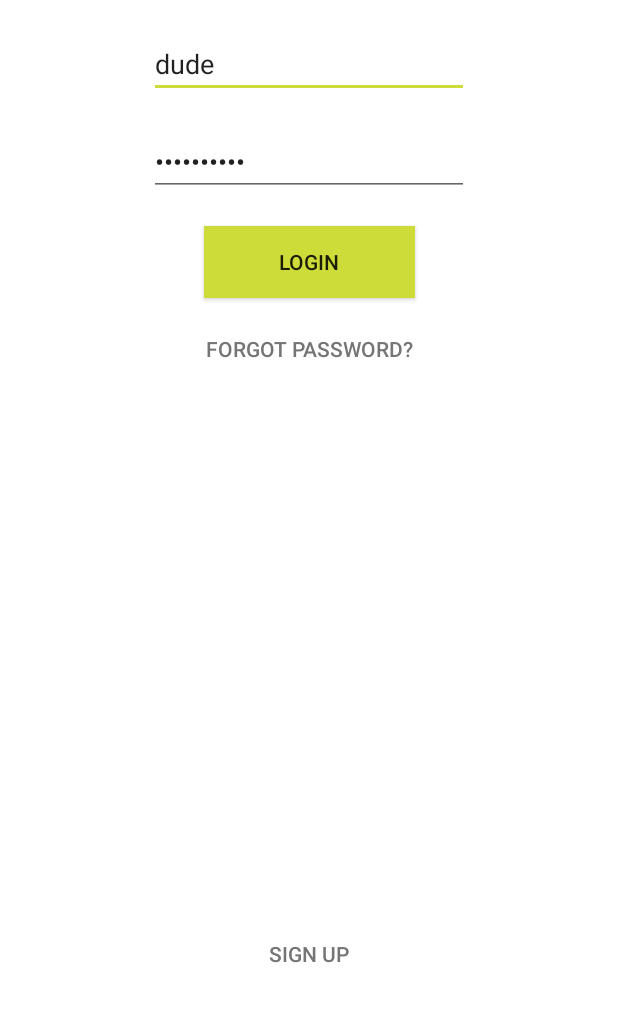
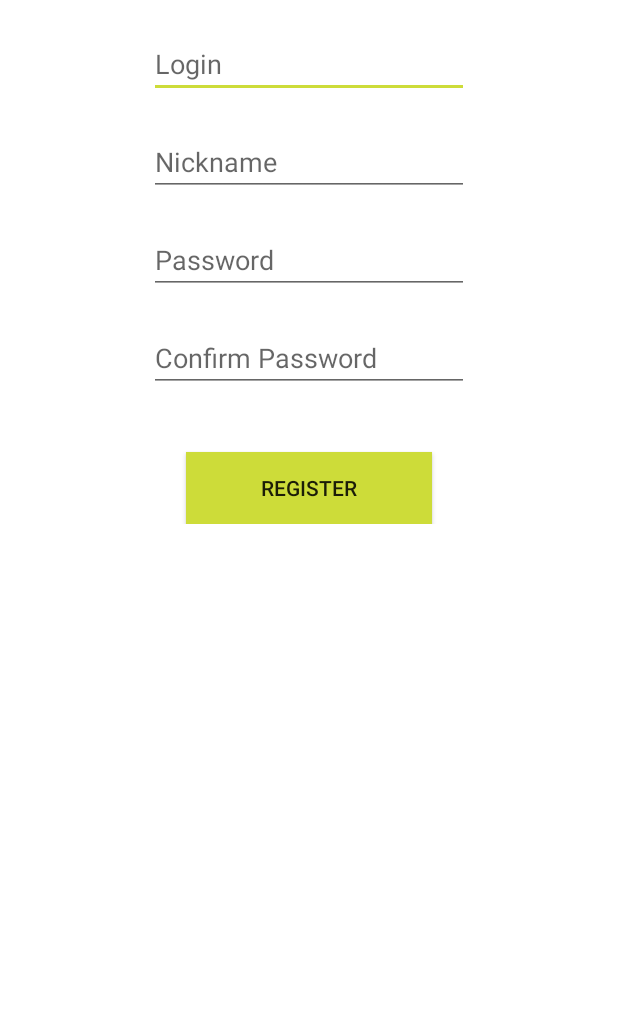
Before and after one commit to krzysztofkub/duder-android-app, an Android app: the screen it shows after launch (LoginActivity before the commit, RegistrationActivity after it), after a tap on "SIGN UP", on a phone screen of 412 x 824 dp, the part 213-1235 px from its top. Run offline under Robolectric (Android 15) with nearby library versions, the phone set to English and light mode, and no system bars; our stand-ins replace RxJava.

Commit message:
added registration activity

```diff
--- a/app/src/main/AndroidManifest.xml
+++ b/app/src/main/AndroidManifest.xml
@@ -17,6 +17,11 @@
             </intent-filter>
         </activity>
         <activity android:name="org.duder.activities.LoginActivity" />
+        <activity android:name="org.duder.activities.RegistrationActivity">
+            <meta-data
+                android:name="android.support.PARENT_ACTIVITY"
+                android:value="org.duder.activities.LoginActivity" />
+        </activity>
         <activity
             android:name="org.duder.activities.ChatActivity"
             android:windowSoftInputMode="adjustPan" />
--- a/app/src/main/java/org/duder/activities/ChatActivity.java
+++ b/app/src/main/java/org/duder/activities/ChatActivity.java
@@ -28,7 +28,7 @@ import io.reactivex.functions.Consumer;
 import io.reactivex.schedulers.Schedulers;
 import okhttp3.OkHttpClient;
 
-//https://android.jlelse.eu/rest-api-on-android-made-simple-or-how-i-learned-to-stop-worrying-and-love-the-rxjava-b3c2c949cad4
+
 public class ChatActivity extends AppCompatActivity {
     private String login;
 
--- a/app/src/main/java/org/duder/activities/LoginActivity.java
+++ b/app/src/main/java/org/duder/activities/LoginActivity.java
@@ -57,14 +57,21 @@ public class LoginActivity extends AppCompatActivity {
 
         this.initializeFromR();
 
-        txtLogin.setText("dude");
-        txtPassword.setText("duderowsky");
+        String login = this.getIntent().getStringExtra("login");
+        if (login != null) {
+            txtLogin.setText(login);
+        } else {
+            txtLogin.setText("dude");
+            txtPassword.setText("duderowsky");
+        }
+
         btnLogin.setOnClickListener(this::onLoginClicked);
         btnSignUp.setOnClickListener(this::onSignUpClicked);
     }
 
     private void onSignUpClicked(View view) {
-
+        final Intent registrationIntent = new Intent(this, RegistrationActivity.class);
+        startActivity(registrationIntent);
     }
 
     @Override
--- /dev/null
+++ b/app/src/main/java/org/duder/activities/RegistrationActivity.java
@@ -0,0 +1,115 @@
+package org.duder.activities;
+
+import android.content.Intent;
+import android.os.Bundle;
+import android.support.v7.app.AppCompatActivity;
+import android.util.Log;
+import android.view.View;
+import android.widget.Button;
+import android.widget.EditText;
+import android.widget.Toast;
+
+import org.duder.R;
+import org.duder.api.ApiClient;
+import org.duder.model.Code;
+import org.duder.model.User;
+
+import io.reactivex.android.schedulers.AndroidSchedulers;
+import io.reactivex.disposables.Disposable;
+import io.reactivex.schedulers.Schedulers;
+import okhttp3.ResponseBody;
+
+public class RegistrationActivity extends AppCompatActivity {
+
+    private final static String TAG = "RegistrationActivity";
+
+    private EditText txtLogin;
+    private EditText txtNickname;
+    private EditText txtPassword;
+    private EditText txtConfirmPassword;
+    private Button btnRegistration;
+    private View viewRoot;
+
+    private ApiClient apiClient;
+
+    private void initializeFromR() {
+        txtLogin = findViewById(R.id.registration_text_login);
+        txtNickname = findViewById(R.id.registration_text_nickname);
+        txtPassword = findViewById(R.id.registration_text_password);
+        txtConfirmPassword = findViewById(R.id.registration_text_confirm_password);
+        btnRegistration = findViewById(R.id.registration_button_registration);
+        viewRoot = txtLogin.getRootView();
+    }
+
+    @Override
+    protected void onCreate(Bundle savedInstanceState) {
+        setTheme(R.style.AppTheme);
+        super.onCreate(savedInstanceState);
+        setContentView(R.layout.activity_registration);
+        apiClient = ApiClient.getApiClient();
+
+        this.initializeFromR();
+
+        btnRegistration.setOnClickListener(this::onRegistrationClicked);
+    }
+
+    private void onRegistrationClicked(View view) {
+        boolean hasErrors = false;
+        final String login = txtLogin.getText().toString();
+        if (login.trim().isEmpty()) {
+            txtLogin.setError("Dude, gimme SOMETHING...");
+            hasErrors = true;
+        }
+        final String nickname = txtNickname.getText().toString();
+        if (login.trim().isEmpty()) {
+            txtNickname.setError("Dude, gimme SOMETHING...");
+            hasErrors = true;
+        }
+        final String password = txtPassword.getText().toString();
+        if (password.trim().isEmpty()) {
+            txtPassword.setError("No password? Seriously, Dude?");
+            hasErrors = true;
+        }
+        final String confirmPassword = txtConfirmPassword.getText().toString();
+        if (confirmPassword.trim().isEmpty()) {
+            txtConfirmPassword.setError("Maybe confirm password?");
+            hasErrors = true;
+            return;
+        }
+        if (!confirmPassword.equals(password)) {
+            txtPassword.setError("Oi, mate, those two must match");
+            txtConfirmPassword.setError("Oi, mate, those two must match");
+            hasErrors = true;
+        }
+        if (hasErrors) {
+            return;
+        }
+
+        User user = new User(login, nickname, password);
+
+        Disposable disposable = apiClient.registerUser(user)
+                .subscribeOn(Schedulers.io())
+                .observeOn(AndroidSchedulers.mainThread())
+                .subscribe(response -> {
+                    switch (response.code()) {
+                        case 201:
+                            final Intent intent = new Intent(this, LoginActivity.class);
+                            intent.putExtra("login", login);
+                            startActivity(intent);
+                            Toast.makeText(this, "User registered", Toast.LENGTH_SHORT).show();
+                            finish();
+                            break;
+                        case 409:
+                            Toast.makeText(this, "This login already exists", Toast.LENGTH_SHORT).show();
+                            txtLogin.setError("There is already duder with that login");
+                            break;
+                        default:
+                            Toast.makeText(this, "Unknown response", Toast.LENGTH_SHORT).show();
+                            break;
+                    }
+                }, error -> {
+                    Toast.makeText(this, "Internet error", Toast.LENGTH_SHORT).show();
+                    Log.e(TAG, "error during rest call", error);
+                });
+    }
+}
--- a/app/src/main/java/org/duder/api/ApiService.java
+++ b/app/src/main/java/org/duder/api/ApiService.java
@@ -1,15 +1,22 @@
 package org.duder.api;
 
 import org.duder.model.ChatMessage;
+import org.duder.model.User;
 import org.duder.util.Const;
 
 import java.util.List;
 
 import io.reactivex.Single;
-import retrofit2.Call;
+import okhttp3.ResponseBody;
+import retrofit2.Response;
+import retrofit2.http.Body;
 import retrofit2.http.GET;
+import retrofit2.http.POST;
 
 public interface ApiService {
     @GET(Const.GET_MESSAGE_HISTORY_ENDPOINT)
     Single<List<ChatMessage>> getChatState();
+
+    @POST(Const.REGISTER_USER)
+    Single<Response<ResponseBody>> registerUser(@Body User user);
 }
--- /dev/null
+++ b/app/src/main/java/org/duder/model/Code.java
@@ -0,0 +1,5 @@
+package org.duder.model;
+
+public enum Code {
+    OK, USER_EXISTS
+}
--- a/app/src/main/java/org/duder/util/Const.java
+++ b/app/src/main/java/org/duder/util/Const.java
@@ -3,7 +3,7 @@ package org.duder.util;
 public class Const {
     public static final String TAG = "duder";
 
-    public static final String IP_ADDRESS = "3.21.190.8";
+    public static final String IP_ADDRESS = "3.20.222.251";
 
     public static final String WS_ADDRESS = "ws://" + IP_ADDRESS + ":8080/ws/websocket";
     public static final String WS_SEND_MESSAGE_ENDPOINT = "/app/message";
@@ -12,4 +12,5 @@ public class Const {
 
     public static final String REST_ADDRESS = "http://" + IP_ADDRESS + ":8080";
     public static final String GET_MESSAGE_HISTORY_ENDPOINT = "/getChatState";
+    public static final String REGISTER_USER = "/user/register";
 }
--- a/app/src/main/res/layout/activity_login.xml
+++ b/app/src/main/res/layout/activity_login.xml
@@ -43,35 +43,6 @@
         app:layout_constraintRight_toRightOf="@+id/login.layout.main"
         app:layout_constraintTop_toBottomOf="@+id/login.image.logo">
 
-        <Button
-            android:id="@+id/login.button.login"
-            android:layout_width="match_parent"
-            android:layout_height="wrap_content"
-            android:layout_margin="@dimen/loginFormMargin"
-            android:background="@color/accent"
-            android:paddingHorizontal="50dp"
-            android:text="@string/loginText"
-            app:layout_constraintBottom_toTopOf="@id/login.button.forgot_password"
-            app:layout_constraintLeft_toLeftOf="parent"
-            app:layout_constraintRight_toRightOf="parent"
-            app:layout_constraintTop_toBottomOf="@+id/login.text.password" />
-
-        <Button
-            android:id="@+id/login.button.forgot_password"
-            style="?android:attr/borderlessButtonStyle"
-            android:layout_width="match_parent"
-            android:layout_height="wrap_content"
-            android:layout_margin="@dimen/loginFormMargin"
-            android:background="@color/background"
-            android:paddingHorizontal="50dp"
-            android:text="@string/forgot_password"
-            android:textColor="@color/secondary_text"
-            app:layout_constraintBottom_toBottomOf="@+id/login.layout.login_form"
-            app:layout_constraintBottom_toTopOf="@id/login.button.forgot_password"
-            app:layout_constraintLeft_toLeftOf="parent"
-            app:layout_constraintRight_toRightOf="parent"
-            app:layout_constraintTop_toBottomOf="@+id/login.text.password" />
-
         <EditText
             android:id="@+id/login.text.login"
             android:layout_width="wrap_content"
@@ -102,6 +73,35 @@
             app:layout_constraintRight_toRightOf="parent"
             app:layout_constraintTop_toBottomOf="@id/login.text.login" />
 
+        <Button
+            android:id="@+id/login.button.login"
+            android:layout_width="match_parent"
+            android:layout_height="wrap_content"
+            android:layout_margin="@dimen/loginFormMargin"
+            android:background="@color/accent"
+            android:paddingHorizontal="50dp"
+            android:text="@string/loginText"
+            app:layout_constraintBottom_toTopOf="@id/login.button.forgot_password"
+            app:layout_constraintLeft_toLeftOf="parent"
+            app:layout_constraintRight_toRightOf="parent"
+            app:layout_constraintTop_toBottomOf="@+id/login.text.password" />
+
+        <Button
+            android:id="@+id/login.button.forgot_password"
+            style="?android:attr/borderlessButtonStyle"
+            android:layout_width="match_parent"
+            android:layout_height="wrap_content"
+            android:layout_margin="@dimen/loginFormMargin"
+            android:background="@color/background"
+            android:paddingHorizontal="50dp"
+            android:text="@string/forgot_password"
+            android:textColor="@color/secondary_text"
+            app:layout_constraintBottom_toBottomOf="@+id/login.layout.login_form"
+            app:layout_constraintBottom_toTopOf="@id/login.button.forgot_password"
+            app:layout_constraintLeft_toLeftOf="parent"
+            app:layout_constraintRight_toRightOf="parent"
+            app:layout_constraintTop_toBottomOf="@+id/login.text.password" />
+
     </android.support.constraint.ConstraintLayout>
 
 
--- /dev/null
+++ b/app/src/main/res/layout/activity_registration.xml
@@ -0,0 +1,103 @@
+<?xml version="1.0" encoding="utf-8"?>
+<android.support.constraint.ConstraintLayout xmlns:android="http://schemas.android.com/apk/res/android"
+    xmlns:app="http://schemas.android.com/apk/res-auto"
+    xmlns:tools="http://schemas.android.com/tools"
+    android:id="@+id/registration.layout.main"
+    android:layout_width="match_parent"
+    android:layout_height="match_parent"
+    android:orientation="vertical"
+    android:padding="12dp"
+    tools:context="org.duder.activities.RegistrationActivity">
+
+    <ImageView
+        android:tint="@color/primary"
+        android:id="@+id/registration.image.logo"
+        android:layout_width="wrap_content"
+        android:layout_height="wrap_content"
+        android:layout_margin="10dp"
+        android:src="@drawable/duder_logo"
+        app:layout_constraintLeft_toLeftOf="parent"
+        app:layout_constraintRight_toRightOf="parent"
+        app:layout_constraintTop_toTopOf="@+id/registration.layout.main" />
+
+    <android.support.constraint.ConstraintLayout
+        android:id="@+id/registration.layout.registration_form"
+        android:layout_width="wrap_content"
+        android:layout_height="wrap_content"
+        android:padding="@dimen/loginFormPadding"
+        app:layout_constraintLeft_toLeftOf="@+id/registration.layout.main"
+        app:layout_constraintRight_toRightOf="@+id/registration.layout.main"
+        app:layout_constraintTop_toBottomOf="@+id/registration.image.logo">
+
+        <EditText
+            android:id="@+id/registration.text.login"
+            android:layout_width="wrap_content"
+            android:layout_height="wrap_content"
+            android:layout_margin="@dimen/loginFormMargin"
+            android:ems="10"
+            android:hint="@string/loginHint"
+            android:inputType="textPersonName"
+            style="@android:style/Widget.EditText"
+            app:layout_constraintBottom_toTopOf="@+id/registration.text.nickname"
+            app:layout_constraintLeft_toLeftOf="parent"
+            app:layout_constraintRight_toRightOf="parent"
+            app:layout_constraintTop_toTopOf="parent" />
+
+        <EditText
+            android:id="@+id/registration.text.nickname"
+            android:layout_width="wrap_content"
+            android:layout_height="wrap_content"
+            android:layout_margin="@dimen/loginFormMargin"
+            android:ems="10"
+            android:hint="@string/nicknameHint"
+            android:inputType="textPersonName"
+            style="@android:style/Widget.EditText"
+            app:layout_constraintBottom_toTopOf="@+id/registration.text.password"
+            app:layout_constraintLeft_toLeftOf="parent"
+            app:layout_constraintRight_toRightOf="parent"
+            app:layout_constraintTop_toBottomOf="@+id/registration.text.login" />
+
+        <EditText
+            android:id="@+id/registration.text.password"
+            android:layout_width="wrap_content"
+            android:layout_height="wrap_content"
+            android:layout_margin="@dimen/loginFormMargin"
+            android:ems="10"
+            android:hint="@string/passwordHint"
+            android:inputType="textPassword"
+            style="@android:style/Widget.EditText"
+            app:layout_constraintBottom_toTopOf="@+id/registration.text.confirm.password"
+            app:layout_constraintLeft_toLeftOf="parent"
+            app:layout_constraintRight_toRightOf="parent"
+            app:layout_constraintTop_toBottomOf="@id/registration.text.nickname" />
+
+        <EditText
+            android:id="@+id/registration.text.confirm.password"
+            android:layout_width="wrap_content"
+            android:layout_height="wrap_content"
+            android:layout_margin="@dimen/loginFormMargin"
+            android:ems="10"
+            android:hint="@string/passwordConfirmHint"
+            android:inputType="textPassword"
+            style="@android:style/Widget.EditText"
+            app:layout_constraintBottom_toTopOf="@+id/registration.button.registration"
+            app:layout_constraintLeft_toLeftOf="parent"
+            app:layout_constraintRight_toRightOf="parent"
+            app:layout_constraintTop_toBottomOf="@id/registration.text.password" />
+
+        <Button
+            android:id="@+id/registration.button.registration"
+            android:layout_width="match_parent"
+            android:layout_height="wrap_content"
+            android:layout_margin="40dp"
+            android:background="@color/accent"
+            android:paddingHorizontal="50dp"
+            android:text="@string/registerText"
+            app:layout_constraintLeft_toLeftOf="parent"
+            app:layout_constraintRight_toRightOf="parent"
+            app:layout_constraintTop_toBottomOf="@+id/registration.text.confirm.password" />
+
+    </android.support.constraint.ConstraintLayout>
+
+
+</android.support.constraint.ConstraintLayout>
--- a/app/src/main/res/values/strings.xml
+++ b/app/src/main/res/values/strings.xml
@@ -4,8 +4,11 @@
     <string name="login_prompt">Please input you name:</string>
     <string name="login">Connect</string>
     <string name="loginText">Login</string>
+    <string name="registerText">Register</string>
     <string name="passwordHint">Password</string>
+    <string name="passwordConfirmHint">Confirm Password</string>
     <string name="loginHint">Login</string>
+    <string name="nicknameHint">Nickname</string>
     <string name="forgot_password">Forgot password?</string>
     <string name="sign_up">Sign up</string>
 </resources>
```
Also changed, not shown: app/src/main/java/org/duder/api/ApiClient.java (+7 -1 lines), app/src/main/java/org/duder/model/Response.java (added, +22 -0 lines), app/src/main/java/org/duder/model/User.java (added, +37 -0 lines).
